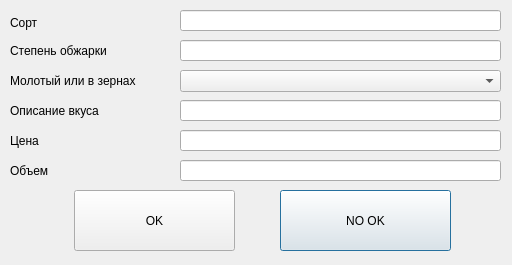
The window that addEditCoffeeForm.ui (AlexZyryanov72/cofee) describes before a commit, drawn with Qt 5.
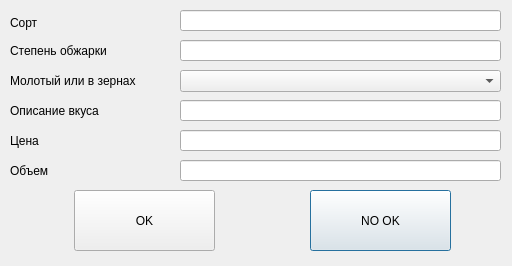
The same window after the commit.

Commit message: Модифицировала предыдущую программу. Добавила возможность создавать новую запись о кофе в базе данных и изменять существующие. Добавление и редактирование осуществляется на отдельной форме, интерфейс которой должен храниться в файле addEditCoffeeForm.ui.

Diff of the .ui file:
```diff
--- a/addEditCoffeeForm.ui
+++ b/addEditCoffeeForm.ui
@@ -7,7 +7,7 @@
     <x>0</x>
     <y>0</y>
     <width>512</width>
-    <height>265</height>
+    <height>266</height>
    </rect>
   </property>
   <property name="windowTitle">
@@ -78,9 +78,9 @@
   <widget class="QPushButton" name="pushButton_no_ok">
    <property name="geometry">
     <rect>
-     <x>280</x>
+     <x>310</x>
      <y>190</y>
-     <width>171</width>
+     <width>141</width>
      <height>61</height>
     </rect>
    </property>
@@ -103,7 +103,7 @@
     <rect>
      <x>74</x>
      <y>190</y>
-     <width>161</width>
+     <width>141</width>
      <height>61</height>
     </rect>
    </property>
```
The commit also changes 5 other files.
